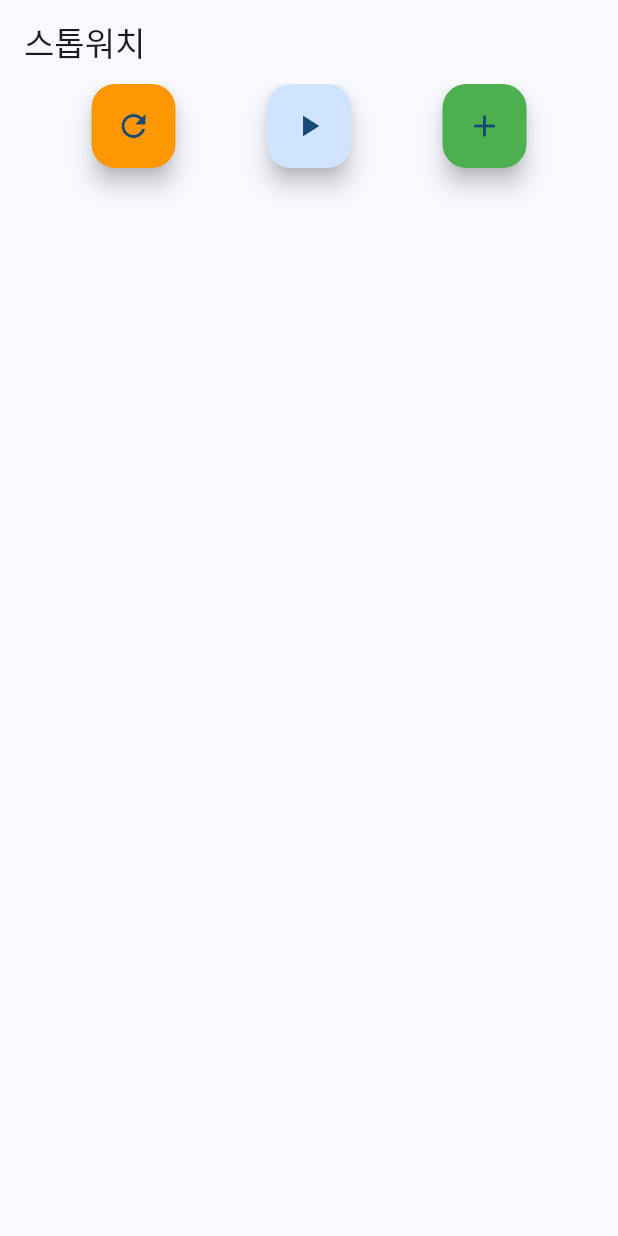
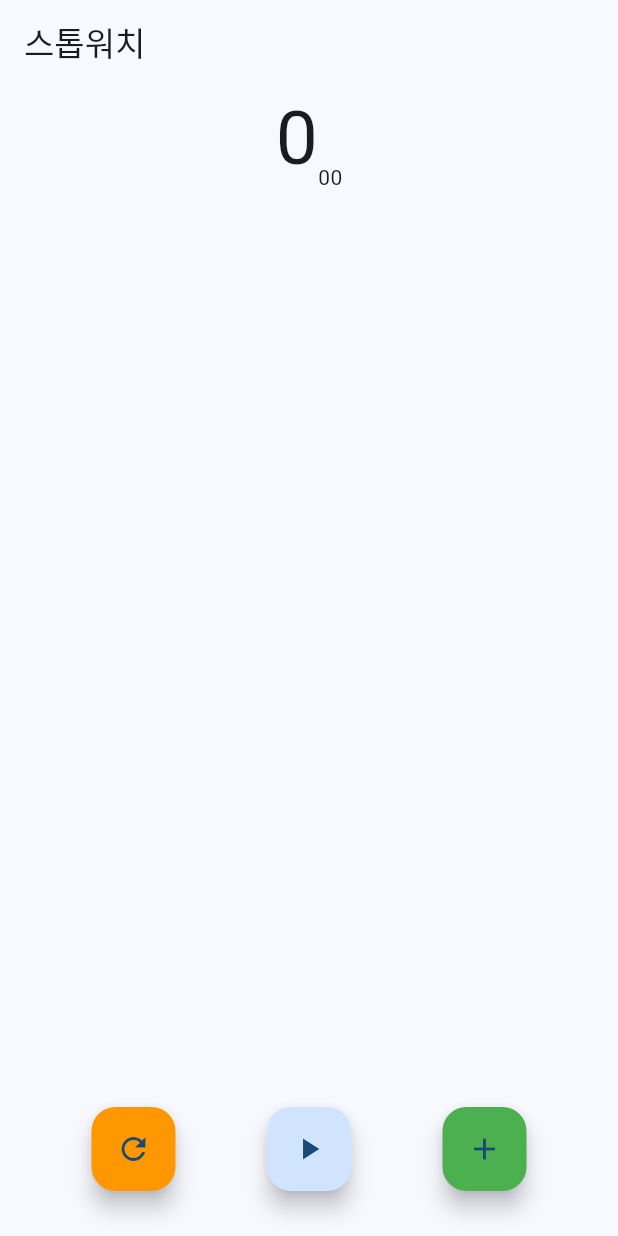
Before and after one commit to Shin-SeungHun/stop_watch, a Flutter app: the screen it shows after launch, on a phone screen of 412 x 824 dp. Run offline on Flutter 3.47's test engine with Material 3 defaults, Android fonts, the phone set to English and light mode, and no system bars.

Commit message:
타이머 영역 ui 구현

```diff
--- a/lib/stop_watch_screen.dart
+++ b/lib/stop_watch_screen.dart
@@ -16,6 +16,15 @@ class _StopWatchScreenState extends State<StopWatchScreen> {
       ),
       body: Column(
         children: [
+          const Row(
+            mainAxisAlignment: MainAxisAlignment.center,
+            crossAxisAlignment: CrossAxisAlignment.end,
+            children: [
+              Text('0', style: TextStyle(fontSize: 50)),
+              Text('00'),
+            ],
+          ),
+          const Spacer(),
           Row(
             mainAxisAlignment: MainAxisAlignment.spaceEvenly,
             children: [
@@ -34,7 +43,8 @@ class _StopWatchScreenState extends State<StopWatchScreen> {
                 child: const Icon(Icons.add),
               )
             ],
-          )
+          ),
+          const SizedBox(height: 30),
         ],
       ),
     );
```
